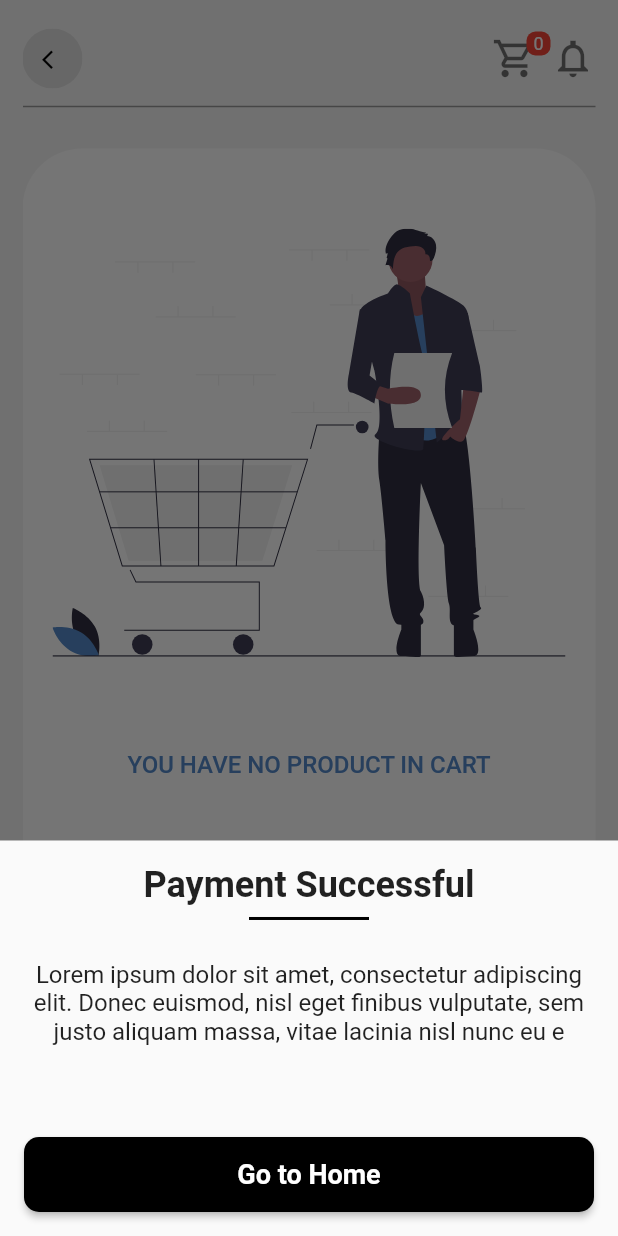
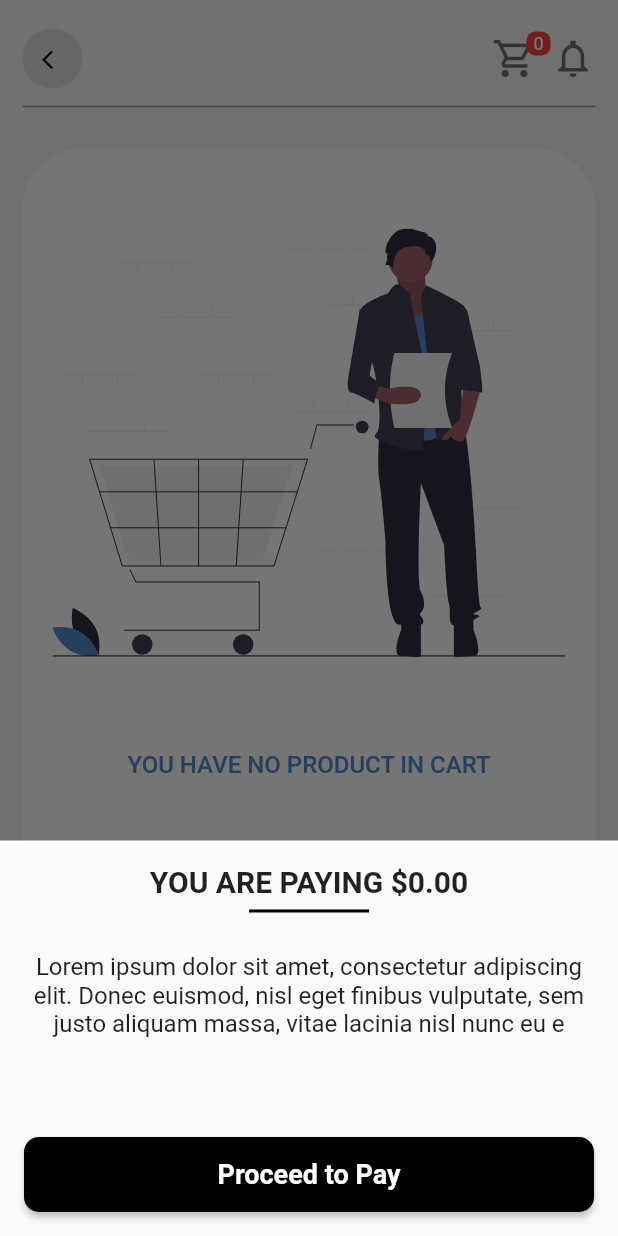
Before and after one commit to kennedyowusu/furniture-app, a Flutter app: the CartView screen opened directly, after a tap on "Checkout", on a phone screen of 412 x 824 dp. Run offline on Flutter 3.47's test engine with Material 2 defaults, Android fonts, the phone set to English and light mode, and no system bars; our stand-ins replace flutter_riverpod, flutter_svg.

Commit message:
pass the total amount to the payment view

```diff
--- a/lib/views/cart/cart.dart
+++ b/lib/views/cart/cart.dart
@@ -4,7 +4,7 @@ import 'package:furniture_ui/helpers/bottom_sheet.dart';
 import 'package:furniture_ui/model/product.dart';
 import 'package:furniture_ui/providers/cart_notifier.dart';
 import 'package:furniture_ui/views/cart/cart_items.dart';
-import 'package:furniture_ui/views/home/home.dart';
+import 'package:furniture_ui/views/payment/payment.dart';
 import 'package:furniture_ui/views/widgets/top_section.dart';
 
 class CartView extends ConsumerWidget {
@@ -17,7 +17,7 @@ class CartView extends ConsumerWidget {
 
     final List<Product> cartState = ref.watch(cartStateNotifierProvider);
 
-    showBottomSheet(BuildContext context) {
+    showBottomSheet(BuildContext context, String cartTotal) {
       showModalBottomSheet(
         context: context,
         builder: (BuildContext context) {
@@ -27,10 +27,11 @@ class CartView extends ConsumerWidget {
             child: Column(
               crossAxisAlignment: CrossAxisAlignment.stretch,
               children: [
-                const Text(
-                  'Payment Successful',
+                Text(
+                  'You are paying \$$cartTotal'.toUpperCase(),
                   textAlign: TextAlign.center,
-                  style: TextStyle(fontSize: 24, fontWeight: FontWeight.bold),
+                  style: const TextStyle(
+                      fontSize: 20, fontWeight: FontWeight.w600),
                 ),
                 const Divider(
                   thickness: 2,
@@ -58,12 +59,14 @@ class CartView extends ConsumerWidget {
                     Navigator.push(
                       context,
                       MaterialPageRoute(
-                        builder: (context) => const HomeView(),
+                        builder: (context) => PaymentForm(
+                          totalCartAmount: cartTotal,
+                        ),
                       ),
                     );
                   },
                   child: const Text(
-                    'Go to Home',
+                    'Proceed to Pay',
                     style: TextStyle(
                       fontSize: 18,
                       fontWeight: FontWeight.bold,
@@ -97,7 +100,7 @@ class CartView extends ConsumerWidget {
         amount: "\$${calTotal()}",
         buttonTitle: "Checkout",
         onPressed: () {
-          showBottomSheet(context);
+          showBottomSheet(context, calTotal());
         },
       ),
       body: Padding(
```
